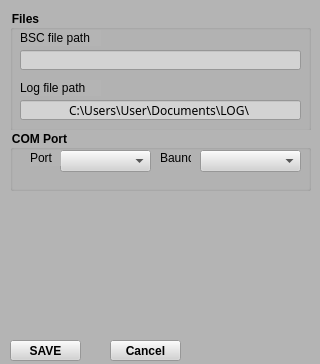
Above: settings.ui from ramonefoster/TCS-bancada before the change. Below: the same form after it.
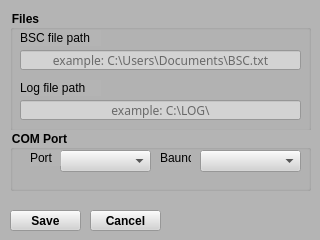
That is the form after the change. Icons and pictures are not drawn.

Patch:
```diff
--- a/settings.ui
+++ b/settings.ui
@@ -7,9 +7,27 @@
     <x>0</x>
     <y>0</y>
     <width>320</width>
-    <height>364</height>
+    <height>240</height>
    </rect>
   </property>
+  <property name="sizePolicy">
+   <sizepolicy hsizetype="Fixed" vsizetype="Fixed">
+    <horstretch>0</horstretch>
+    <verstretch>0</verstretch>
+   </sizepolicy>
+  </property>
+  <property name="minimumSize">
+   <size>
+    <width>320</width>
+    <height>240</height>
+   </size>
+  </property>
+  <property name="maximumSize">
+   <size>
+    <width>320</width>
+    <height>240</height>
+   </size>
+  </property>
   <property name="windowTitle">
    <string>Settings</string>
   </property>
@@ -20,7 +38,7 @@
    <property name="geometry">
     <rect>
      <x>10</x>
-     <y>340</y>
+     <y>210</y>
      <width>71</width>
      <height>21</height>
     </rect>
@@ -35,7 +53,7 @@
     <string notr="true">background-color: lightgrey</string>
    </property>
    <property name="text">
-    <string>SAVE</string>
+    <string>Save</string>
    </property>
    <property name="icon">
     <iconset>
@@ -51,8 +69,8 @@
   <widget class="QPushButton" name="btnCancelSettings">
    <property name="geometry">
     <rect>
-     <x>110</x>
-     <y>340</y>
+     <x>90</x>
+     <y>210</y>
      <width>71</width>
      <height>21</height>
     </rect>
@@ -109,11 +127,14 @@
      <string notr="true">background-color: lightgrey</string>
     </property>
     <property name="text">
-     <string>C:\Users\User\Documents\LOG\</string>
+     <string/>
     </property>
     <property name="alignment">
      <set>Qt::AlignCenter</set>
     </property>
+    <property name="placeholderText">
+     <string>example: C:\LOG\</string>
+    </property>
    </widget>
    <widget class="QLabel" name="label">
     <property name="geometry">
@@ -154,6 +175,9 @@
     <property name="alignment">
      <set>Qt::AlignCenter</set>
     </property>
+    <property name="placeholderText">
+     <string>example: C:\Users\Documents\BSC.txt</string>
+    </property>
    </widget>
    <widget class="QLabel" name="label_2">
     <property name="geometry">
```
Left out of the diff: 3 changed lines with no effect on the pictures.
